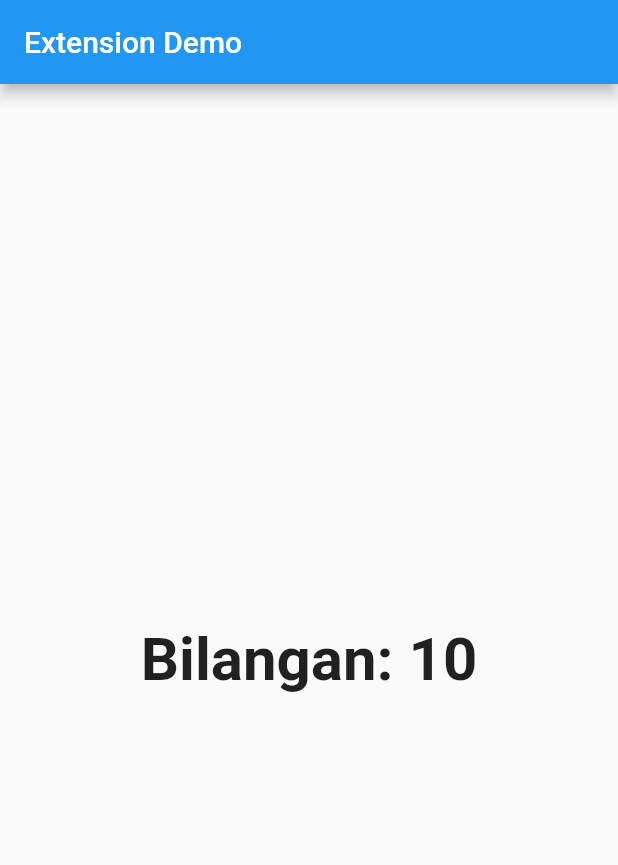
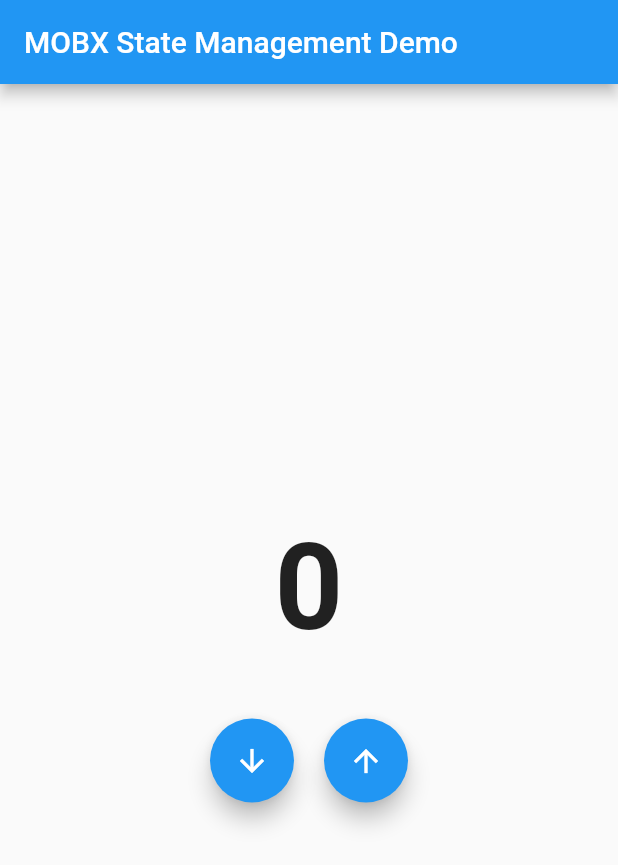
Before and after one commit to ariqhikari/flutter_dasar, a Flutter app: the screen it shows after launch, on a phone screen of 412 x 824 dp. Shown: the top 865 px of the screen. Run offline on Flutter 3.47's test engine with Material 2 defaults, Android fonts, the phone set to English and light mode, and no system bars; our stand-ins replace flutter_mobx, mobx; generated files the repository leaves out were written again; project files that could hold a hidden picture were left out.

Commit message:
FLUTTER 61. MOBX State Management

```diff
--- a/lib/main.dart
+++ b/lib/main.dart
@@ -1,4 +1,8 @@
 import 'package:flutter/material.dart';
+import 'package:flutter_mobx/flutter_mobx.dart';
+import 'package:my_first_flutter/mobx/counter.dart';
+
+final CounterMobx counter = CounterMobx();
 
 void main() => runApp(MyApp());
 
@@ -13,29 +17,45 @@ class MyApp extends StatelessWidget {
 }
 
 class MainPage extends StatelessWidget {
-  final int x = -10;
-
   @override
   Widget build(BuildContext context) {
     return Scaffold(
-      appBar: AppBar(title: Text("Extension Demo")),
+      appBar: AppBar(title: Text("MOBX State Management Demo")),
       body: Center(
-        child: Text(
-          "Bilangan:" & x.negate().toString(),
-          style: TextStyle(
-            fontSize: 40,
-            fontWeight: FontWeight.bold,
-          ),
+        child: Column(
+          mainAxisAlignment: MainAxisAlignment.center,
+          children: <Widget>[
+            Observer(
+              builder: (context) => Text(
+                counter.value.toString(),
+                style: TextStyle(
+                  fontSize: 80,
+                  fontWeight: FontWeight.bold,
+                ),
+              ),
+            ),
+            SizedBox(height: 40),
+            Row(
+              mainAxisAlignment: MainAxisAlignment.center,
+              children: <Widget>[
+                FloatingActionButton(
+                  child: Icon(Icons.arrow_downward),
+                  onPressed: () {
+                    counter.decrement();
+                  },
+                ),
+                SizedBox(width: 20),
+                FloatingActionButton(
+                  child: Icon(Icons.arrow_upward),
+                  onPressed: () {
+                    counter.increment();
+                  },
+                ),
+              ],
+            ),
+          ],
         ),
       ),
     );
   }
 }
-
-extension NumberExtension<T extends num> on num {
-  T negate() => -1 * this;
-}
-
-extension StringExtension on String {
-  String operator &(String other) => this + " " + other;
-}
--- a/pubspec.yaml
+++ b/pubspec.yaml
@@ -23,9 +23,11 @@ environment:
 dependencies:
   flutter:
     sdk: flutter
+  build_runner: ^1.10.6
   cupertino_icons: ^0.1.3
-  bloc: ^6.1.0
-  flutter_bloc: ^6.1.1
+  flutter_mobx: ^1.1.0+2
+  mobx: ^1.2.1+4
+  mobx_codegen: ^1.1.2
 
 dev_dependencies:
   flutter_test:
```
Also changed, not shown: lib/mobx/counter.dart (added, +15 -0 lines), lib/mobx/counter.g.dart (added), pubspec.lock.
